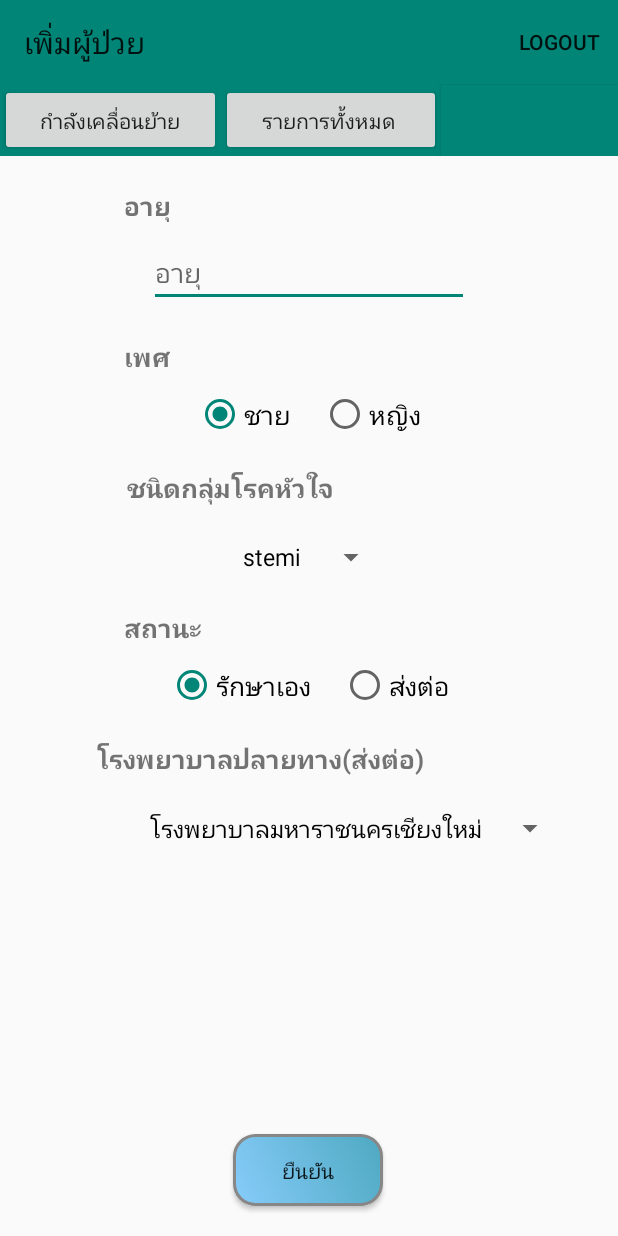
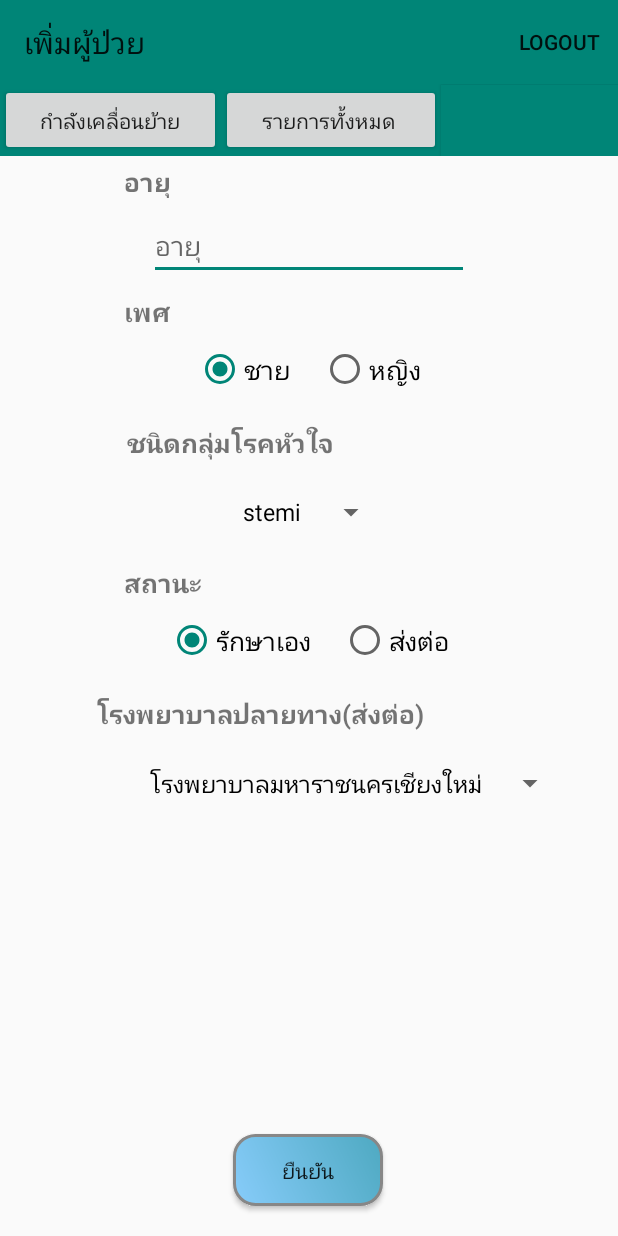
Before and after one commit to FabreCastell/491project, an Android app: the AddActivity screen opened directly, with no data from a screen before it, on a phone screen of 412 x 824 dp. Run offline under Robolectric (Android 15) with nearby library versions, the phone set to English and light mode, and no system bars; our stand-ins replace Firebase (no records; nobody signed in at launch, a user with empty details on screens opened directly); 2 statements that could not run were skipped.

Commit message:
Adjust Layout and Transparent PIC

```diff
--- a/app/src/main/java/com/trackingTransfers/nice/a491/SendGps.java
+++ b/app/src/main/java/com/trackingTransfers/nice/a491/SendGps.java
@@ -107,7 +107,7 @@ public class SendGps extends AppCompatActivity {
                         wayLongitude = location.getLongitude();
                         dblat = wayLatitude;
                         dblng = wayLongitude;
-                        showgps.setText(String.valueOf("GPS ตอนนี้" +wayLatitude + " " +wayLongitude ));
+                        showgps.setText(String.valueOf("GPS ตอนนี้ : Lat " +wayLatitude + " Lng " +wayLongitude ));
 
                         Log.d("DBSentlat", "dblat : " + dblat);
                         Log.d("DBSentlng", "dblng : " + dblng);
@@ -374,7 +374,7 @@ public class SendGps extends AppCompatActivity {
         Notification notification = new NotificationCompat.Builder(this , CHANNEL_1_ID)
                 .setSmallIcon(R.drawable.ambu2)
                 .setContentTitle("กำลังส่ง GPS")
-                .setContentText("ขณะนี้กำลัง GPS อยู่")
+                .setContentText("ขณะนี้กำลังส่ง GPS อยู่")
                 .setPriority(NotificationCompat.PRIORITY_HIGH)
                 .setCategory(NotificationCompat.CATEGORY_MESSAGE)
                 .build();
--- a/app/src/main/res/layout/add_page.xml
+++ b/app/src/main/res/layout/add_page.xml
@@ -55,7 +55,7 @@
             android:layout_width="wrap_content"
             android:layout_height="24dp"
             android:layout_marginStart="85dp"
-            android:layout_marginTop="20dp"
+            android:layout_marginTop="4dp"
             android:layout_marginEnd="301dp"
             android:text="อายุ"
             android:textSize="17dp"
@@ -70,7 +70,7 @@
             android:layout_width="wrap_content"
             android:layout_height="wrap_content"
             android:layout_marginStart="5dp"
-            android:layout_marginTop="10dp"
+            android:layout_marginTop="8dp"
             android:layout_marginEnd="5dp"
             android:ems="10"
             android:hint="อายุ"
@@ -85,7 +85,7 @@
             android:layout_width="wrap_content"
             android:layout_height="wrap_content"
             android:layout_marginStart="85dp"
-            android:layout_marginTop="20dp"
+            android:layout_marginTop="8dp"
             android:layout_marginEnd="302dp"
             android:text="เพศ"
             android:textSize="17dp"
--- a/app/src/main/res/layout/menu_record.xml
+++ b/app/src/main/res/layout/menu_record.xml
@@ -109,7 +109,7 @@
                         android:layout_width="100dp"
                         android:layout_height="100dp"
                         android:onClick="process"
-
+                        android:background="#00000000"
                         app:srcCompat="@drawable/pictureupload" />
 
                     <TextView
--- a/app/src/main/res/layout/transfer_type.xml
+++ b/app/src/main/res/layout/transfer_type.xml
@@ -25,6 +25,7 @@
                 android:layout_height="wrap_content"
                 android:layout_gravity="center"
                 android:src="@drawable/addusericon"
+                android:background="#00000000"
                 android:onClick="process"/>
 
             <TextView
@@ -61,6 +62,7 @@
                 android:layout_height="wrap_content"
                 android:layout_gravity="center"
                 android:src="@drawable/updateicon"
+                android:background="#00000000"
                 android:onClick="process"/>
 
             <TextView
--- a/app/src/main/res/layout/user_type.xml
+++ b/app/src/main/res/layout/user_type.xml
@@ -24,6 +24,7 @@
                 android:layout_width="wrap_content"
                 android:layout_height="wrap_content"
                 android:layout_gravity="center"
+                android:background="#00000000"
                 android:src="@drawable/amicon"
                 android:onClick="process"/>
 
@@ -60,6 +61,7 @@
                 android:layout_width="wrap_content"
                 android:layout_height="wrap_content"
                 android:layout_gravity="center"
+                android:background="#00000000"
                 android:src="@drawable/oblisticon"
                 android:onClick="process"/>
 
```
